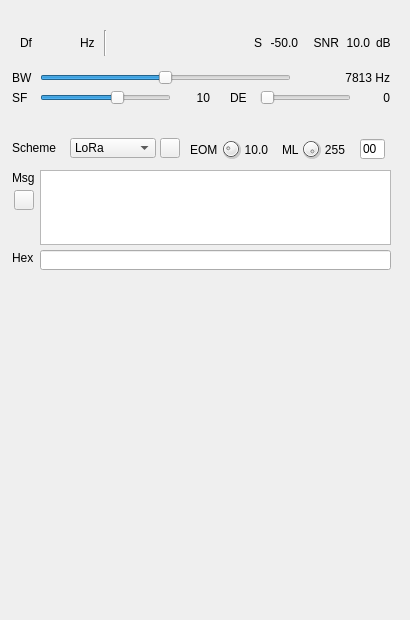
f4exb/sdrangel, file plugins/channelrx/demodlora/lorademodgui.ui: the form before one commit.
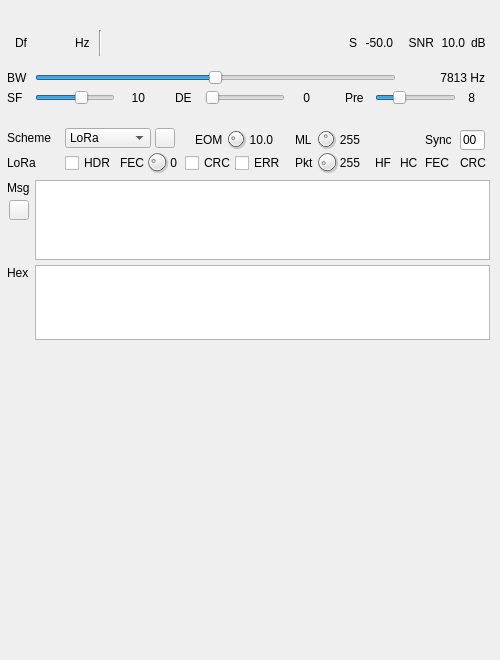
The form after the commit. Icons and pictures are not drawn. Custom widgets are drawn as their Qt base class.

```diff
--- a/plugins/channelrx/demodlora/lorademodgui.ui
+++ b/plugins/channelrx/demodlora/lorademodgui.ui
@@ -6,14 +6,14 @@
    <rect>
     <x>0</x>
     <y>0</y>
-    <width>410</width>
-    <height>620</height>
+    <width>500</width>
+    <height>660</height>
    </rect>
   </property>
   <property name="minimumSize">
    <size>
-    <width>380</width>
-    <height>620</height>
+    <width>500</width>
+    <height>660</height>
    </size>
   </property>
   <property name="font">
@@ -28,16 +28,16 @@
   <widget class="QWidget" name="settingsContainer" native="true">
    <property name="geometry">
     <rect>
-     <x>10</x>
+     <x>5</x>
      <y>20</y>
-     <width>390</width>
-     <height>102</height>
+     <width>490</width>
+     <height>90</height>
     </rect>
    </property>
    <property name="minimumSize">
     <size>
      <width>0</width>
-     <height>102</height>
+     <height>90</height>
     </size>
    </property>
    <property name="windowTitle">
@@ -74,7 +74,7 @@
      <rect>
       <x>30</x>
       <y>50</y>
-      <width>251</width>
+      <width>361</width>
       <height>16</height>
      </rect>
     </property>
@@ -102,7 +102,7 @@
      <rect>
       <x>30</x>
       <y>70</y>
-      <width>131</width>
+      <width>80</width>
       <height>16</height>
      </rect>
     </property>
@@ -131,15 +131,15 @@
    <widget class="QLabel" name="SpreadText">
     <property name="geometry">
      <rect>
-      <x>170</x>
+      <x>120</x>
       <y>70</y>
-      <width>30</width>
+      <width>20</width>
       <height>16</height>
      </rect>
     </property>
     <property name="minimumSize">
      <size>
-      <width>30</width>
+      <width>20</width>
       <height>0</height>
      </size>
     </property>
@@ -153,7 +153,7 @@
    <widget class="QLabel" name="BWText">
     <property name="geometry">
      <rect>
-      <x>300</x>
+      <x>400</x>
       <y>50</y>
       <width>80</width>
       <height>16</height>
@@ -175,7 +175,7 @@
    <widget class="QLabel" name="deBitsLabel">
     <property name="geometry">
      <rect>
-      <x>220</x>
+      <x>170</x>
       <y>70</y>
       <width>22</width>
       <height>16</height>
@@ -188,15 +188,15 @@
    <widget class="QLabel" name="deBitsText">
     <property name="geometry">
      <rect>
-      <x>350</x>
+      <x>290</x>
       <y>70</y>
-      <width>30</width>
+      <width>15</width>
       <height>16</height>
      </rect>
     </property>
     <property name="minimumSize">
      <size>
-      <width>30</width>
+      <width>15</width>
       <height>0</height>
      </size>
     </property>
@@ -210,9 +210,9 @@
    <widget class="QSlider" name="deBits">
     <property name="geometry">
      <rect>
-      <x>250</x>
+      <x>200</x>
       <y>70</y>
-      <width>91</width>
+      <width>80</width>
       <height>16</height>
      </rect>
     </property>
@@ -243,7 +243,7 @@
      <rect>
       <x>10</x>
       <y>10</y>
-      <width>371</width>
+      <width>471</width>
       <height>26</height>
      </rect>
     </property>
@@ -389,20 +389,86 @@
      </item>
     </layout>
    </widget>
+   <widget class="QLabel" name="preambleChirpsText">
+    <property name="geometry">
+     <rect>
+      <x>450</x>
+      <y>70</y>
+      <width>20</width>
+      <height>16</height>
+     </rect>
+    </property>
+    <property name="minimumSize">
+     <size>
+      <width>20</width>
+      <height>0</height>
+     </size>
+    </property>
+    <property name="text">
+     <string>8</string>
+    </property>
+    <property name="alignment">
+     <set>Qt::AlignRight|Qt::AlignTrailing|Qt::AlignVCenter</set>
+    </property>
+   </widget>
+   <widget class="QLabel" name="preambleChirpsLabel">
+    <property name="geometry">
+     <rect>
+      <x>340</x>
+      <y>70</y>
+      <width>32</width>
+      <height>16</height>
+     </rect>
+    </property>
+    <property name="text">
+     <string>Pre</string>
+    </property>
+   </widget>
+   <widget class="QSlider" name="preambleChirps">
+    <property name="geometry">
+     <rect>
+      <x>370</x>
+      <y>70</y>
+      <width>81</width>
+      <height>16</height>
+     </rect>
+    </property>
+    <property name="toolTip">
+     <string>Expected number of preamble chirps</string>
+    </property>
+    <property name="minimum">
+     <number>4</number>
+    </property>
+    <property name="maximum">
+     <number>20</number>
+    </property>
+    <property name="pageStep">
+     <number>1</number>
+    </property>
+    <property name="value">
+     <number>8</number>
+    </property>
+    <property name="sliderPosition">
+     <number>8</number>
+    </property>
+    <property name="orientation">
+     <enum>Qt::Horizontal</enum>
+    </property>
+   </widget>
   </widget>
   <widget class="QWidget" name="payloadContainer" native="true">
    <property name="geometry">
     <rect>
-     <x>10</x>
-     <y>130</y>
-     <width>390</width>
-     <height>160</height>
+     <x>5</x>
+     <y>120</y>
+     <width>490</width>
+     <height>230</height>
     </rect>
    </property>
    <property name="minimumSize">
     <size>
      <width>0</width>
-     <height>160</height>
+     <height>230</height>
     </size>
    </property>
    <property name="windowTitle">
@@ -412,7 +478,7 @@
     <property name="geometry">
      <rect>
       <x>2</x>
-      <y>40</y>
+      <y>60</y>
       <width>32</width>
       <height>16</height>
      </rect>
@@ -421,21 +487,11 @@
      <string>Msg</string>
     </property>
    </widget>
-   <widget class="QLineEdit" name="hexText">
-    <property name="geometry">
-     <rect>
-      <x>30</x>
-      <y>120</y>
-      <width>351</width>
-      <height>20</height>
-     </rect>
-    </property>
-   </widget>
    <widget class="QLabel" name="hexLabel">
     <property name="geometry">
      <rect>
       <x>2</x>
-      <y>120</y>
+      <y>145</y>
       <width>32</width>
       <height>16</height>
      </rect>
@@ -448,9 +504,9 @@
     <property name="geometry">
      <rect>
       <x>30</x>
-      <y>40</y>
-      <width>351</width>
-      <height>75</height>
+      <y>60</y>
+      <width>455</width>
+      <height>80</height>
      </rect>
     </property>
    </widget>
@@ -496,7 +552,7 @@
     <property name="geometry">
      <rect>
       <x>4</x>
-      <y>60</y>
+      <y>80</y>
       <width>20</width>
       <height>20</height>
      </rect>
@@ -548,7 +604,7 @@
    <widget class="QLabel" name="eomSquelchLabel">
     <property name="geometry">
      <rect>
-      <x>180</x>
+      <x>190</x>
       <y>10</y>
       <width>35</width>
       <height>19</height>
@@ -561,7 +617,7 @@
    <widget class="QDial" name="eomSquelch">
     <property name="geometry">
      <rect>
-      <x>210</x>
+      <x>220</x>
       <y>8</y>
       <width>22</width>
       <height>22</height>
@@ -586,7 +642,7 @@
    <widget class="QLabel" name="eomSquelchText">
     <property name="geometry">
      <rect>
-      <x>230</x>
+      <x>240</x>
       <y>10</y>
       <width>28</width>
       <height>19</height>
@@ -602,7 +658,7 @@
    <widget class="QLabel" name="messageLengthLabel">
     <property name="geometry">
      <rect>
-      <x>272</x>
+      <x>290</x>
       <y>10</y>
       <width>20</width>
       <height>19</height>
@@ -615,7 +671,7 @@
    <widget class="QDial" name="messageLength">
     <property name="geometry">
      <rect>
-      <x>290</x>
+      <x>310</x>
       <y>8</y>
       <width>22</width>
       <height>22</height>
@@ -625,7 +681,7 @@
      <string>Message (payload) length in number of symbols</string>
     </property>
     <property name="minimum">
-     <number>20</number>
+     <number>8</number>
     </property>
     <property name="maximum">
      <number>255</number>
@@ -634,13 +690,13 @@
      <number>1</number>
     </property>
     <property name="value">
-     <number>255</number>
+     <number>127</number>
     </property>
    </widget>
    <widget class="QLabel" name="messageLengthText">
     <property name="geometry">
      <rect>
-      <x>310</x>
+      <x>330</x>
       <y>10</y>
       <width>25</width>
       <height>19</height>
@@ -656,8 +712,8 @@
    <widget class="QLineEdit" name="syncWord">
     <property name="geometry">
      <rect>
-      <x>350</x>
-      <y>9</y>
+      <x>455</x>
+      <y>10</y>
       <width>25</width>
       <height>20</height>
      </rect>
@@ -675,14 +731,270 @@
      <string>00</string>
     </property>
    </widget>
+   <widget class="QLabel" name="loraLabel">
+    <property name="geometry">
+     <rect>
+      <x>2</x>
+      <y>35</y>
+      <width>50</width>
+      <height>16</height>
+     </rect>
+    </property>
+    <property name="text">
+     <string>LoRa</string>
+    </property>
+   </widget>
+   <widget class="QDial" name="fecParity">
+    <property name="geometry">
+     <rect>
+      <x>140</x>
+      <y>30</y>
+      <width>24</width>
+      <height>24</height>
+     </rect>
+    </property>
+    <property name="toolTip">
+     <string>Number of FEC parity bits (0 to 4) for Hamming code</string>
+    </property>
+    <property name="maximum">
+     <number>4</number>
+    </property>
+    <property name="pageStep">
+     <number>1</number>
+    </property>
+    <property name="value">
+     <number>1</number>
+    </property>
+   </widget>
+   <widget class="QCheckBox" name="header">
+    <property name="geometry">
+     <rect>
+      <x>60</x>
+      <y>35</y>
+      <width>50</width>
+      <height>16</height>
+     </rect>
+    </property>
+    <property name="toolTip">
+     <string>Expect header (explicit) - disables manual FEC and CRC</string>
+    </property>
+    <property name="text">
+     <string>HDR</string>
+    </property>
+   </widget>
+   <widget class="QLabel" name="fecParityText">
+    <property name="geometry">
+     <rect>
+      <x>160</x>
+      <y>35</y>
+      <width>12</width>
+      <height>16</height>
+     </rect>
+    </property>
+    <property name="text">
+     <string>0</string>
+    </property>
+    <property name="alignment">
+     <set>Qt::AlignRight|Qt::AlignTrailing|Qt::AlignVCenter</set>
+    </property>
+   </widget>
+   <widget class="QCheckBox" name="crc">
+    <property name="geometry">
+     <rect>
+      <x>180</x>
+      <y>35</y>
+      <width>50</width>
+      <height>16</height>
+     </rect>
+    </property>
+    <property name="toolTip">
+     <string>CRC appended to payload</string>
+    </property>
+    <property name="text">
+     <string>CRC</string>
+    </property>
+   </widget>
+   <widget class="QLabel" name="fecParityLabel">
+    <property name="geometry">
+     <rect>
+      <x>115</x>
+      <y>35</y>
+      <width>25</width>
+      <height>16</height>
+     </rect>
+    </property>
+    <property name="text">
+     <string>FEC</string>
+    </property>
+   </widget>
+   <widget class="QCheckBox" name="errorCheck">
+    <property name="geometry">
+     <rect>
+      <x>230</x>
+      <y>35</y>
+      <width>50</width>
+      <height>16</height>
+     </rect>
+    </property>
+    <property name="toolTip">
+     <string>Check to disable display of payloads with errors</string>
+    </property>
+    <property name="text">
+     <string>ERR</string>
+    </property>
+   </widget>
+   <widget class="QPlainTextEdit" name="hexText">
+    <property name="geometry">
+     <rect>
+      <x>30</x>
+      <y>145</y>
+      <width>455</width>
+      <height>75</height>
+     </rect>
+    </property>
+    <property name="font">
+     <font>
+      <family>Liberation Mono</family>
+      <pointsize>9</pointsize>
+     </font>
+    </property>
+   </widget>
+   <widget class="QLabel" name="packetLengthLabel">
+    <property name="geometry">
+     <rect>
+      <x>290</x>
+      <y>35</y>
+      <width>20</width>
+      <height>16</height>
+     </rect>
+    </property>
+    <property name="text">
+     <string>Pkt</string>
+    </property>
+   </widget>
+   <widget class="QDial" name="packetLength">
+    <property name="geometry">
+     <rect>
+      <x>310</x>
+      <y>30</y>
+      <width>24</width>
+      <height>24</height>
+     </rect>
+    </property>
+    <property name="toolTip">
+     <string>Payload packet length in number of bytes or characters</string>
+    </property>
+    <property name="maximum">
+     <number>225</number>
+    </property>
+    <property name="pageStep">
+     <number>1</number>
+    </property>
+    <property name="value">
+     <number>30</number>
+    </property>
+   </widget>
+   <widget class="QLabel" name="packetLengthText">
+    <property name="geometry">
+     <rect>
+      <x>330</x>
+      <y>35</y>
+      <width>25</width>
+      <height>16</height>
+     </rect>
+    </property>
+    <property name="text">
+     <string>255</string>
+    </property>
+    <property name="alignment">
+     <set>Qt::AlignRight|Qt::AlignTrailing|Qt::AlignVCenter</set>
+    </property>
+   </widget>
+   <widget class="QLabel" name="syncWordLabel">
+    <property name="geometry">
+     <rect>
+      <x>420</x>
+      <y>10</y>
+      <width>30</width>
+      <height>19</height>
+     </rect>
+    </property>
+    <property name="text">
+     <string>Sync</string>
+    </property>
+   </widget>
+   <widget class="QLabel" name="headerHammingStatus">
+    <property name="geometry">
+     <rect>
+      <x>370</x>
+      <y>35</y>
+      <width>20</width>
+      <height>16</height>
+     </rect>
+    </property>
+    <property name="toolTip">
+     <string>Header FEC parity status</string>
+    </property>
+    <property name="text">
+     <string>HF</string>
+    </property>
+   </widget>
+   <widget class="QLabel" name="headerCRCStatus">
+    <property name="geometry">
+     <rect>
+      <x>395</x>
+      <y>35</y>
+      <width>20</width>
+      <height>16</height>
+     </rect>
+    </property>
+    <property name="toolTip">
+     <string>Header CRC status</string>
+    </property>
+    <property name="text">
+     <string>HC</string>
+    </property>
+   </widget>
+   <widget class="QLabel" name="payloadFECStatus">
+    <property name="geometry">
+     <rect>
+      <x>420</x>
+      <y>35</y>
+      <width>25</width>
+      <height>16</height>
+     </rect>
+    </property>
+    <property name="toolTip">
+     <string>Payload FEC parity status</string>
+    </property>
+    <property name="text">
+     <string>FEC</string>
+    </property>
+   </widget>
+   <widget class="QLabel" name="payloadCRCStatus">
+    <property name="geometry">
+     <rect>
+      <x>455</x>
+      <y>35</y>
+      <width>28</width>
+      <height>16</height>
+     </rect>
+    </property>
+    <property name="toolTip">
+     <string>Payload CRC status</string>
+    </property>
+    <property name="text">
+     <string>CRC</string>
+    </property>
+   </widget>
   </widget>
   <widget class="QWidget" name="spectrumContainer" native="true">
    <property name="geometry">
     <rect>
-     <x>10</x>
-     <y>300</y>
-     <width>390</width>
-     <height>310</height>
+     <x>5</x>
+     <y>360</y>
+     <width>490</width>
+     <height>260</height>
     </rect>
    </property>
    <property name="minimumSize">
@@ -715,7 +1027,7 @@
       <property name="minimumSize">
        <size>
         <width>0</width>
-        <height>300</height>
+        <height>230</height>
        </size>
       </property>
      </widget>
```
